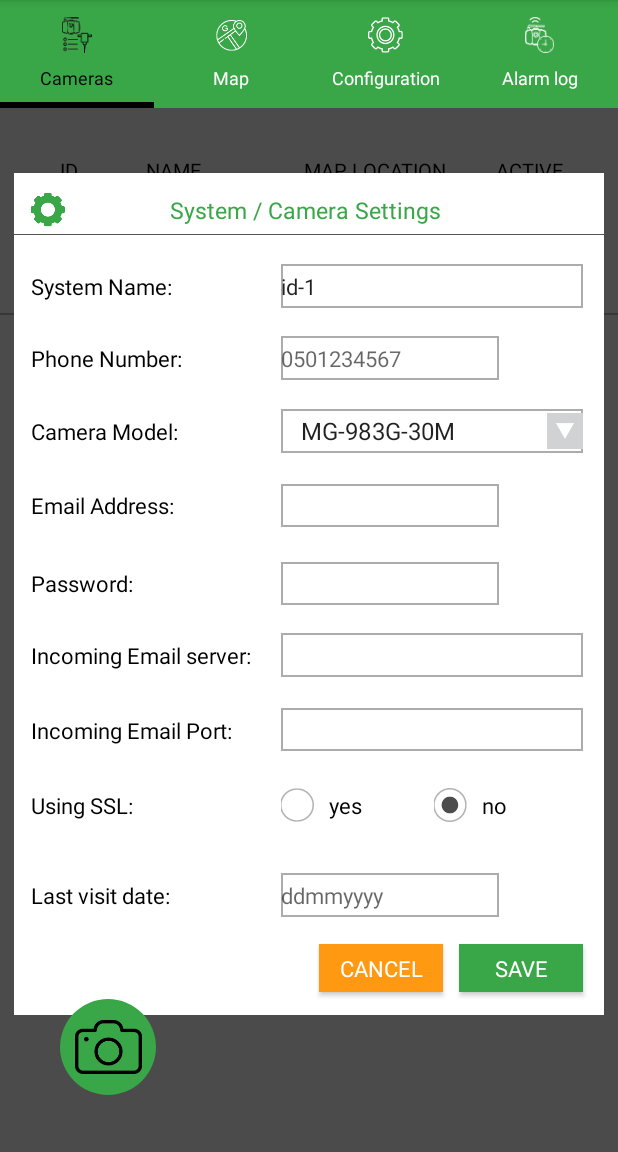
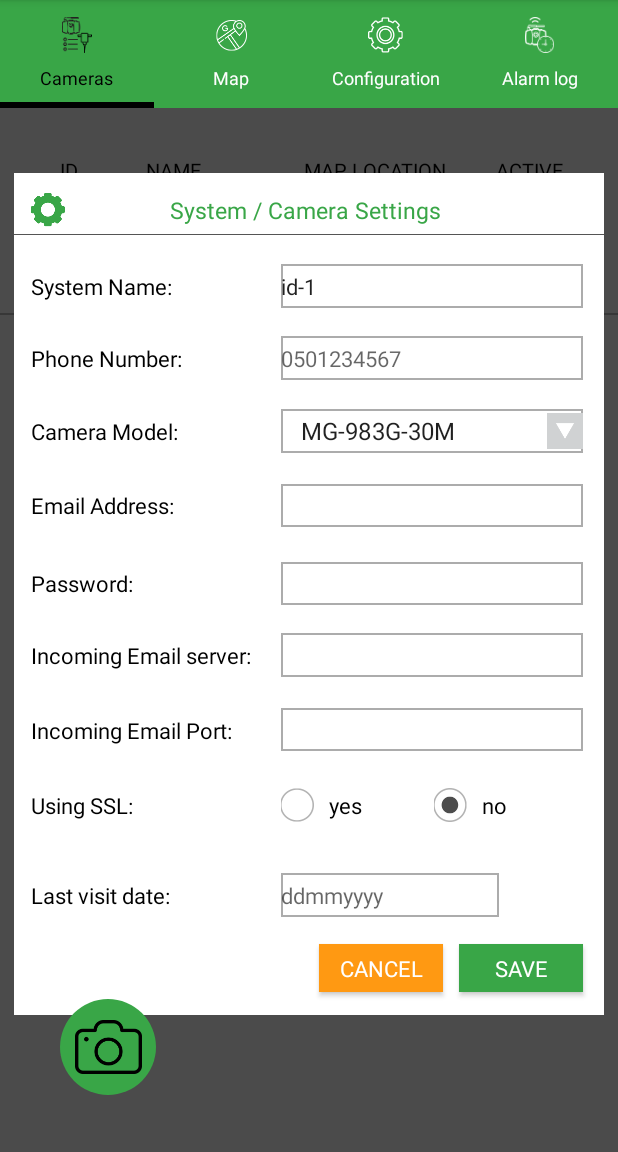
Before and after one commit to hispin/SG-Trail_Manager, an Android app: the fragment AlarmLogFragment placed in its activity, after a tap on an icon or button, on a phone screen of 412 x 824 dp, the part 84-1236 px from its top. Run offline under Robolectric (Android 15) with nearby library versions, the phone set to English and light mode, and no system bars; libraries missing offline, so code that uses them is left out: br.com.sapereaude; plain views replace MaskedEditText; 4 statements that could not run were skipped.

Commit message:
-Bug fixed

```diff
--- a/app/build.gradle
+++ b/app/build.gradle
@@ -24,8 +24,8 @@ android {
         applicationId "com.sensoguard.hunter"
         minSdkVersion 21
         targetSdkVersion 28
-        versionCode 14
-        versionName "1.14"
+        versionCode 15
+        versionName "1.15"
         vectorDrawables.useSupportLibrary = true
         //testInstrumentationRunner "android.support.openExtraCameraSettings.runner.AndroidJUnitRunner"
     }
--- a/app/src/main/java/com/sensoguard/hunter/fragments/AlarmLogFragment.kt
+++ b/app/src/main/java/com/sensoguard/hunter/fragments/AlarmLogFragment.kt
@@ -231,7 +231,7 @@ class AlarmLogFragment : Fragment(), OnAdapterListener {
     }
 
     private fun setFilter() {
-        val filter = IntentFilter(CREATE_ALARM_KEY)
+        val filter = IntentFilter(DETECT_ALARM_KEY)
         activity?.registerReceiver(receiver, filter)
     }
 
@@ -330,7 +330,7 @@ class AlarmLogFragment : Fragment(), OnAdapterListener {
     private val receiver = object : BroadcastReceiver() {
         override fun onReceive(arg0: Context, inn: Intent) {
             //accept currentAlarm
-            if (inn.action == CREATE_ALARM_KEY) {
+            if (inn.action == DETECT_ALARM_KEY) {
 
                 Log.d("testLogAlarm", "accept alarm")
 
--- a/app/src/main/java/com/sensoguard/hunter/global/Consts.kt
+++ b/app/src/main/java/com/sensoguard/hunter/global/Consts.kt
@@ -8,6 +8,7 @@ const val CURRENT_ITEM_TOP_MENU_KEY = "currentItemTopKey"
 
 const val  READ_DATA_KEY="handle.read.data"
 const val  CREATE_ALARM_KEY="handle.create.alarm"
+const val DETECT_ALARM_KEY = "handle.detect.alarm"
 const val ADD_ATTACHED_PHOTOS_KEY = "add.attached.photos"
 const val RESULT_VALIDATION_EMAIL_ACTION = "result.validation.email"
 const val ERROR_RESULT_VALIDATION_EMAIL_ACTION = "error_result.validation.email"
--- a/app/src/main/res/layout/fragment_camera_extra_settings.xml
+++ b/app/src/main/res/layout/fragment_camera_extra_settings.xml
@@ -138,12 +138,12 @@
                 app:allowed_chars="1234567890"
                 app:keep_hint="true"
                 app:layout_constraintBottom_toBottomOf="@+id/tvTelNum"
+                app:layout_constraintEnd_toEndOf="@+id/etSysName"
                 app:layout_constraintHeight_default="percent"
                 app:layout_constraintHeight_percent="0.052"
                 app:layout_constraintStart_toStartOf="@+id/etSysName"
                 app:layout_constraintTop_toTopOf="@+id/tvTelNum"
-                app:layout_constraintWidth_default="percent"
-                app:layout_constraintWidth_percent="0.37"
+
                 app:mask="###-#######" />
 
         <TextView
@@ -161,6 +161,7 @@
                 app:layout_constraintVertical_bias="0.299" />
 
         <RelativeLayout
+                android:id="@+id/relativeLayout"
                 android:layout_width="0dp"
                 android:layout_height="0dp"
                 android:background="@drawable/edit_text_border"
@@ -170,9 +171,8 @@
                 app:layout_constraintHeight_default="percent"
                 app:layout_constraintHeight_percent="0.052"
                 app:layout_constraintStart_toStartOf="@+id/etSysName"
-                app:layout_constraintTop_toTopOf="@+id/tvCameraType"
 
-                >
+                app:layout_constraintTop_toTopOf="@+id/tvCameraType">
 
             <androidx.appcompat.widget.AppCompatSpinner
                     android:id="@+id/spCameraType"
@@ -220,12 +220,11 @@
                 android:inputType="textEmailAddress"
                 android:textSize="14.7sp"
                 app:layout_constraintBottom_toBottomOf="@+id/tvMailAddress"
+                app:layout_constraintEnd_toEndOf="@+id/etTelNum"
                 app:layout_constraintHeight_default="percent"
                 app:layout_constraintHeight_percent="0.052"
                 app:layout_constraintStart_toStartOf="@+id/etSysName"
-                app:layout_constraintTop_toTopOf="@+id/tvMailAddress"
-                app:layout_constraintWidth_default="percent"
-                app:layout_constraintWidth_percent="0.37" />
+                app:layout_constraintTop_toTopOf="@+id/tvMailAddress" />
 
         <androidx.appcompat.widget.AppCompatTextView
                 android:id="@+id/tvPassword"
@@ -249,12 +248,11 @@
                 android:inputType="textPassword"
                 android:textSize="14.7sp"
                 app:layout_constraintBottom_toBottomOf="@+id/tvPassword"
+                app:layout_constraintEnd_toEndOf="@+id/etMailAddress"
                 app:layout_constraintHeight_default="percent"
                 app:layout_constraintHeight_percent="0.052"
                 app:layout_constraintStart_toStartOf="@+id/etSysName"
-                app:layout_constraintTop_toTopOf="@+id/tvPassword"
-                app:layout_constraintWidth_default="percent"
-                app:layout_constraintWidth_percent="0.37" />
+                app:layout_constraintTop_toTopOf="@+id/tvPassword" />
 
         <androidx.appcompat.widget.AppCompatTextView
                 android:id="@+id/tvMailServer"
```
Also changed, not shown: app/src/main/java/com/sensoguard/hunter/classes/EmailsManage.java (+26 -6 lines).
